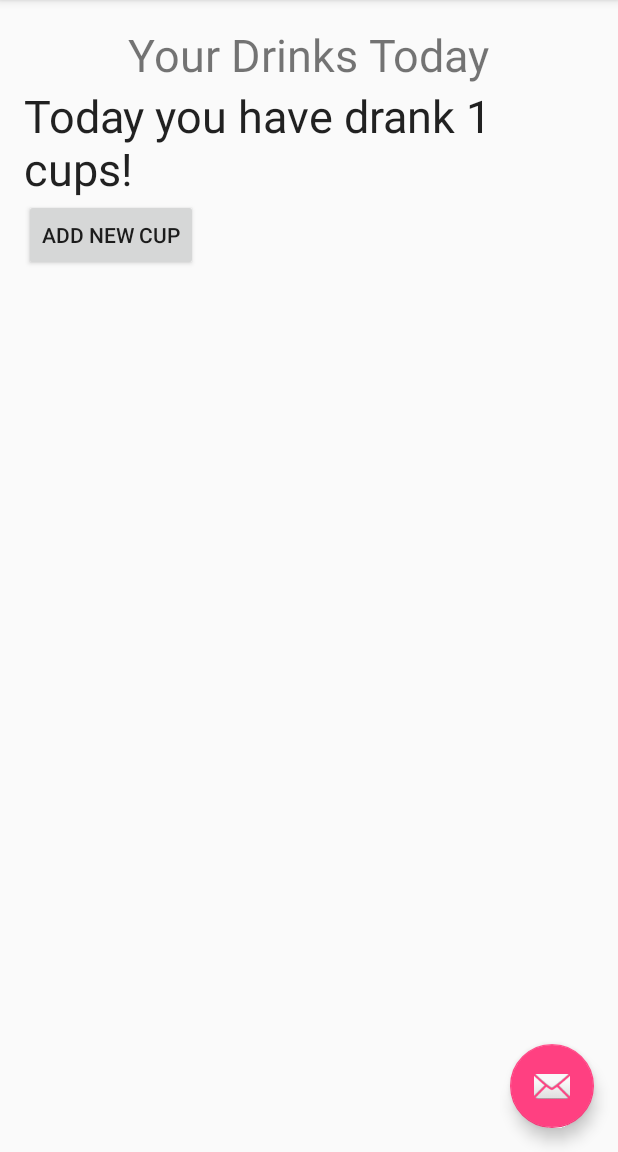
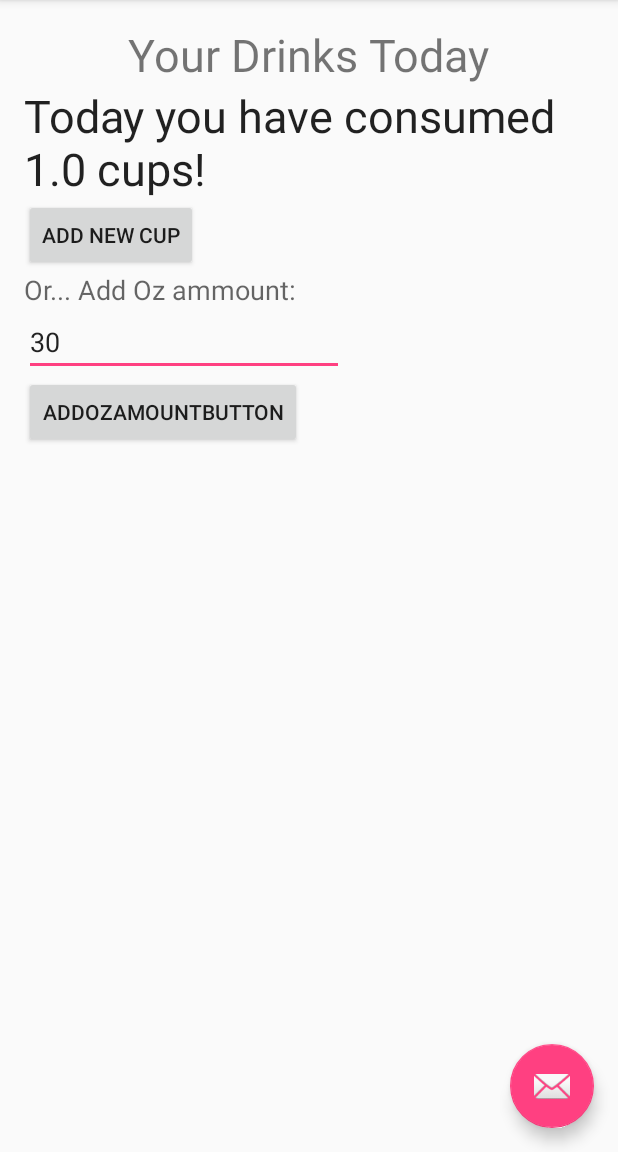
Before and after one commit to mateoacebedoe/DrinksTracker, an Android app: the screen it shows after launch (MainActivity), after a tap on "ADD NEW CUP", on a phone screen of 412 x 824 dp, the part 84-1236 px from its top. Run offline under Robolectric (Android 15) with nearby library versions, the phone set to English and light mode, and no system bars.

Commit message:
Now you can enter any integer oz input to the app

```diff
--- a/app/src/main/java/com/example/chwt/drinkstracker/Drink.java
+++ b/app/src/main/java/com/example/chwt/drinkstracker/Drink.java
@@ -21,10 +21,10 @@ public class Drink {
     public int quantity_in_oz;
     public String timestamp;
 
-    public Drink(){
+    public Drink(int quantity){
         id = -1;
         type = "water";
-        quantity_in_oz = 8;
+        quantity_in_oz = quantity;
         timestamp = new SimpleDateFormat("yyyy-MM-dd HH:mm:ss").format(new Date());
     }
 
@@ -127,7 +127,7 @@ public class Drink {
         return lastDrink;
     }
 
-    public static int getTodaysQuantityInCups(Context context){
+    public static double getTodaysQuantityInCups(Context context){
         return convertOzToCups(Drink.sumDrinkQuantity(Drink.getTodaysDrinks(context)));
     }
 
@@ -142,8 +142,8 @@ public class Drink {
     //Private Methods
 
 
-    private static int convertOzToCups(int oz){
-        return oz / 8;
+    private static double convertOzToCups(int oz){
+        return oz / 8.0;
     }
 
     private static int sumDrinkQuantity(Drink[] Drinks){
--- a/app/src/main/java/com/example/chwt/drinkstracker/MainActivity.java
+++ b/app/src/main/java/com/example/chwt/drinkstracker/MainActivity.java
@@ -2,8 +2,6 @@ package com.example.chwt.drinkstracker;
 
 import android.content.Context;
 import android.os.Bundle;
-import android.support.design.widget.FloatingActionButton;
-import android.support.design.widget.Snackbar;
 import android.support.v7.app.AppCompatActivity;
 import android.support.v7.widget.Toolbar;
 import android.view.View;
@@ -22,9 +20,16 @@ public class MainActivity extends AppCompatActivity {
         setContentView(R.layout.activity_main);
         Toolbar toolbar = (Toolbar) findViewById(R.id.toolbar);
         setSupportActionBar(toolbar);
+        displayAmountConsumedToday(context);
 
-        updateDrinksLog(context);
-        addSaveCupListenerToButton(context);
+        Button addCupButton = (Button) findViewById(R.id.AddCupButton);
+        Button addOzAmmountButton = (Button) findViewById(R.id.AddOzAmountButton);
+        TextView addOzAmmountValue = (TextView) findViewById(R.id.AddOzAmountValue);
+
+        addOnClickDeleteDefaultTexToInputField(addOzAmmountValue, context);
+
+        addSaveNewCupListenerToButton(addCupButton, context);
+        addSaveNewDrinkListenerToButton(addOzAmmountButton, context);
 
     }
 
@@ -65,30 +70,50 @@ public class MainActivity extends AppCompatActivity {
         toast.show();
     }
 
-    private void saveNewDrink(Context context){
-        Drink newDrink = new Drink();
+    private void saveNewDrink(int quantity, Context context){
+        Drink newDrink = new Drink(quantity);
         long newDrinkID = newDrink.save(context);
         Long id = Long.valueOf(newDrinkID);
         String successMessage = "your cup was added. ID: " + id.toString();
         displayShortToast(context, successMessage);
     }
 
-    private void updateDrinksLog(Context context){
+    private void displayAmountConsumedToday(Context context){
         final TextView displayDrinksTextBox = (TextView) findViewById(R.id.displayDrinksTextBox);
 
         String drinksLog = "";
-        Integer todaysQuantity = Drink.getTodaysQuantityInCups(context);
-        displayDrinksTextBox.setText("Today you have drank " + todaysQuantity.toString() + " cups!");
+        Double todaysQuantity = Drink.getTodaysQuantityInCups(context);
+        displayDrinksTextBox.setText("Today you have consumed " + todaysQuantity.toString() + " cups!");
     }
 
-    private void addSaveCupListenerToButton(final Context context){
-        final Button addCupButton = (Button) findViewById(R.id.AddCupButton);
-        addCupButton.setOnClickListener(new View.OnClickListener() {
-                                            public void onClick(View v){
-                                                saveNewDrink(context);
-                                                updateDrinksLog(context);
-                                            }
-                                        }
+    private void addSaveNewCupListenerToButton(Button button, final Context context){
+        button.setOnClickListener(new View.OnClickListener() {
+                                      public void onClick(View v) {
+                                          int quantity = 8;
+                                          saveNewDrink(quantity, context);
+                                          displayAmountConsumedToday(context);
+                                      }
+                                  }
         );
     }
+
+    private void addSaveNewDrinkListenerToButton(Button button, final Context context){
+        button.setOnClickListener(new View.OnClickListener() {
+            public void onClick(View v){
+                TextView ozAmountInput = (TextView) findViewById(R.id.AddOzAmountValue);
+                int quantity = Integer.parseInt(ozAmountInput.getText().toString());
+                saveNewDrink(quantity, context);
+                displayAmountConsumedToday(context);
+            }
+        }
+        );
+    }
+
+    private void addOnClickDeleteDefaultTexToInputField(final TextView inputField, Context context){
+        inputField.setOnClickListener(new View.OnClickListener(){
+            public void onClick(View v){
+                inputField.setText("");
+            }
+        });
+    }
 }
--- a/app/src/main/res/layout/content_main.xml
+++ b/app/src/main/res/layout/content_main.xml
@@ -34,4 +34,34 @@
         android:textSize="30dp"
         android:layout_below="@+id/textView2" />
 
+    <TextView
+        android:layout_width="wrap_content"
+        android:layout_height="wrap_content"
+        android:textAppearance="?android:attr/textAppearanceMedium"
+        android:text="Or... Add Oz ammount: "
+        android:id="@+id/textView3"
+        android:layout_below="@+id/AddCupButton"
+        android:layout_alignParentLeft="true"
+        android:layout_alignParentStart="true" />
+
+    <Button
+        android:layout_width="wrap_content"
+        android:layout_height="wrap_content"
+        android:text="AddOzAmountButton"
+        android:id="@+id/AddOzAmountButton"
+        android:layout_below="@+id/AddOzAmountValue"
+        android:layout_alignParentLeft="true"
+        android:layout_alignParentStart="true" />
+
+    <EditText
+        android:layout_width="wrap_content"
+        android:layout_height="wrap_content"
+        android:inputType="number"
+        android:ems="10"
+        android:id="@+id/AddOzAmountValue"
+        android:layout_below="@+id/textView3"
+        android:layout_alignParentLeft="true"
+        android:layout_alignParentStart="true"
+        android:text="30" />
+
 </RelativeLayout>
```
